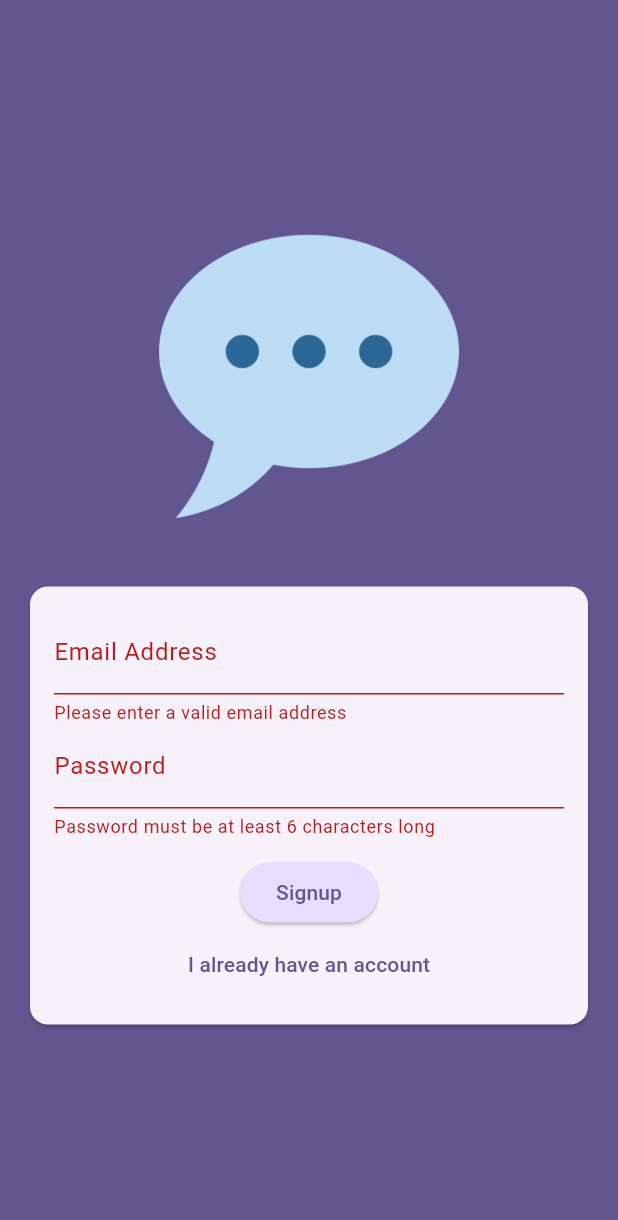
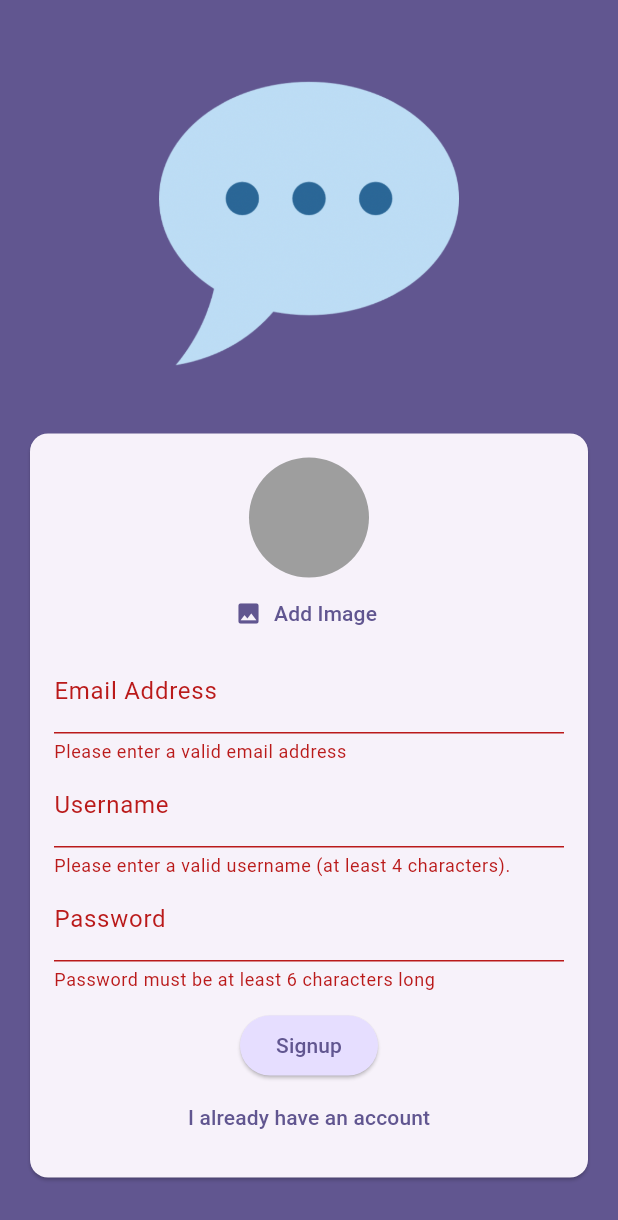
Before and after one commit to Arturito01/Chat_App, a Flutter app: the AuthScreen screen opened directly, after a tap on "Login", after a tap on "Create an account", after a tap on "Signup", on a phone screen of 412 x 824 dp. Shown: the top 1220 px of the screen. Run offline on Flutter 3.47's test engine with Material 3 defaults, Android fonts, the phone set to English and light mode, and no system bars; our stand-ins replace cloud_firestore, firebase_auth, firebase_core, firebase_messaging, firebase_storage, image_picker; accounts and stored records are empty.

Commit message:
Final project

```diff
--- a/lib/screens/auth.dart
+++ b/lib/screens/auth.dart
@@ -1,4 +1,13 @@
+import 'dart:io';
+
+import 'package:chat_app/widgets/user_image_picker.dart';
+import 'package:cloud_firestore/cloud_firestore.dart';
+import 'package:firebase_storage/firebase_storage.dart';
 import 'package:flutter/material.dart';
+
+import 'package:firebase_auth/firebase_auth.dart';
+
+final _firebase = FirebaseAuth.instance;
 
 class AuthScreen extends StatefulWidget {
   const AuthScreen({super.key});
@@ -13,15 +22,58 @@ class _AuthScreenState extends State<AuthScreen> {
   var _isLogin = true;
   final _formKey = GlobalKey<FormState>();
   var _enteredEmail = '';
+  var _enteredUsername = '';
   var _enteredPassword = '';
+  File? _selectedImage;
+  var _isAuthenticating = false;
 
-  void _submit() {
-    final _isValid = _formKey.currentState!.validate();
+  void _submit() async {
+    final isValid = _formKey.currentState!.validate();
 
-    if (_isValid) {
+    if (!isValid || !_isLogin && _selectedImage == null) return;
+
     _formKey.currentState!.save();
-      print(_enteredPassword);
-      print(_enteredEmail);
+
+    try {
+      setState(() {
+        _isAuthenticating = true;
+      });
+      if (_isLogin) {
+        final userCredentials = await _firebase.signInWithEmailAndPassword(
+            email: _enteredEmail, password: _enteredPassword);
+      } else {
+        final userCredentials = await _firebase.createUserWithEmailAndPassword(
+            email: _enteredEmail, password: _enteredPassword);
+
+        final storageRef = FirebaseStorage.instance
+            .ref()
+            .child('user_images')
+            .child('${userCredentials.user!.uid}.jpg');
+        await storageRef.putFile(_selectedImage!);
+        final imageUrl = await storageRef.getDownloadURL();
+
+        await FirebaseFirestore.instance
+            .collection('users')
+            .doc(userCredentials.user!.uid)
+            .set({
+          'username': _enteredUsername,
+          'email': _enteredEmail,
+          'image_url': imageUrl,
+        });
+      }
+    } on FirebaseAuthException catch (e) {
+      if (e.code == 'email-already-in-use') {
+        // ...
+      }
+      ScaffoldMessenger.of(context).clearSnackBars();
+      ScaffoldMessenger.of(context).showSnackBar(
+        SnackBar(
+          content: Text(e.message ?? 'Authentication failed.'),
+        ),
+      );
+      setState(() {
+        _isAuthenticating = false;
+      });
     }
   }
 
@@ -50,6 +102,12 @@ class _AuthScreenState extends State<AuthScreen> {
                       child: Column(
                         mainAxisSize: MainAxisSize.min,
                         children: [
+                          if (!_isLogin)
+                            UserImagePicker(
+                              onPickImage: (pickedImage) {
+                                _selectedImage = pickedImage;
+                              },
+                            ),
                           TextFormField(
                             decoration: const InputDecoration(
                               labelText: 'Email Address',
@@ -67,6 +125,26 @@ class _AuthScreenState extends State<AuthScreen> {
                             },
                             onSaved: (value) {
                               _enteredEmail = value!;
+                            },
+                          ),
+                          if (!_isLogin)
+                            TextFormField(
+                              decoration: const InputDecoration(
+                                labelText: 'Username',
+                              ),
+                              enableSuggestions: false,
+                              autocorrect: false,
+                              textCapitalization: TextCapitalization.none,
+                              validator: (value) {
+                                if (value == null ||
+                                    value.trim().isEmpty ||
+                                    value.trim().length < 4) {
+                                  return 'Please enter a valid username (at least 4 characters).';
+                                }
+                                return null;
+                              },
+                              onSaved: (value) {
+                                _enteredUsername = value!;
                               },
                             ),
                           TextFormField(
@@ -87,6 +165,9 @@ class _AuthScreenState extends State<AuthScreen> {
                           const SizedBox(
                             height: 12,
                           ),
+                          if (_isAuthenticating)
+                            const CircularProgressIndicator(),
+                          if (!_isAuthenticating)
                             ElevatedButton(
                               onPressed: _submit,
                               style: ElevatedButton.styleFrom(
@@ -95,6 +176,7 @@ class _AuthScreenState extends State<AuthScreen> {
                                       .primaryContainer),
                               child: Text(_isLogin ? "Login" : "Signup"),
                             ),
+                          if (!_isAuthenticating)
                             TextButton(
                               onPressed: () {
                                 setState(() {
--- /dev/null
+++ b/lib/widgets/user_image_picker.dart
@@ -0,0 +1,56 @@
+import 'dart:io';
+
+import 'package:flutter/material.dart';
+import 'package:image_picker/image_picker.dart';
+
+class UserImagePicker extends StatefulWidget {
+  const UserImagePicker({super.key, required this.onPickImage});
+
+  final void Function(File pickedImage) onPickImage;
+
+  @override
+  State<UserImagePicker> createState() {
+    return _UserImagePicker();
+  }
+}
+
+class _UserImagePicker extends State<UserImagePicker> {
+  File? _pickedImageFile;
+
+  void _pickImage() async {
+    final pickedImage = await ImagePicker().pickImage(
+      source: ImageSource.camera,
+      imageQuality: 50,
+      maxWidth: 150,
+    );
+    if (pickedImage == null) {
+      return;
+    }
+    setState(() {
+      _pickedImageFile = File(pickedImage.path);
+    });
+    widget.onPickImage(_pickedImageFile!);
+  }
+
+  @override
+  Widget build(BuildContext context) {
+    return Column(
+      children: [
+        CircleAvatar(
+          radius: 40,
+          backgroundColor: Colors.grey,
+          foregroundImage:
+              _pickedImageFile != null ? FileImage(_pickedImageFile!) : null,
+        ),
+        TextButton.icon(
+          onPressed: _pickImage,
+          label: Text(
+            "Add Image",
+            style: TextStyle(color: Theme.of(context).colorScheme.primary),
+          ),
+          icon: const Icon(Icons.image),
+        )
+      ],
+    );
+  }
+}
--- a/pubspec.yaml
+++ b/pubspec.yaml
@@ -35,6 +35,12 @@ dependencies:
   # The following adds the Cupertino Icons font to your application.
   # Use with the CupertinoIcons class for iOS style icons.
   cupertino_icons: ^1.0.2
+  firebase_core: ^2.25.4
+  firebase_auth: ^4.17.4
+  firebase_storage: ^11.6.5
+  image_picker: ^1.0.7
+  cloud_firestore: ^4.15.4
+  firebase_messaging: ^14.7.15
 
 dev_dependencies:
   flutter_test:
```
Also changed, not shown: lib/main.dart (+27 -5 lines), lib/screens/chat.dart (added, +58 -0 lines), lib/screens/splash.dart (added, +17 -0 lines), lib/widgets/chat_messages.dart (added, +67 -0 lines), lib/widgets/message_bubble.dart (added, +147 -0 lines), lib/widgets/new_message.dart (added, +73 -0 lines), firebase.json (added), lib/firebase_options.dart (added), pubspec.lock, 17 other files. Lines whose indentation alone changed are shown as unchanged.
